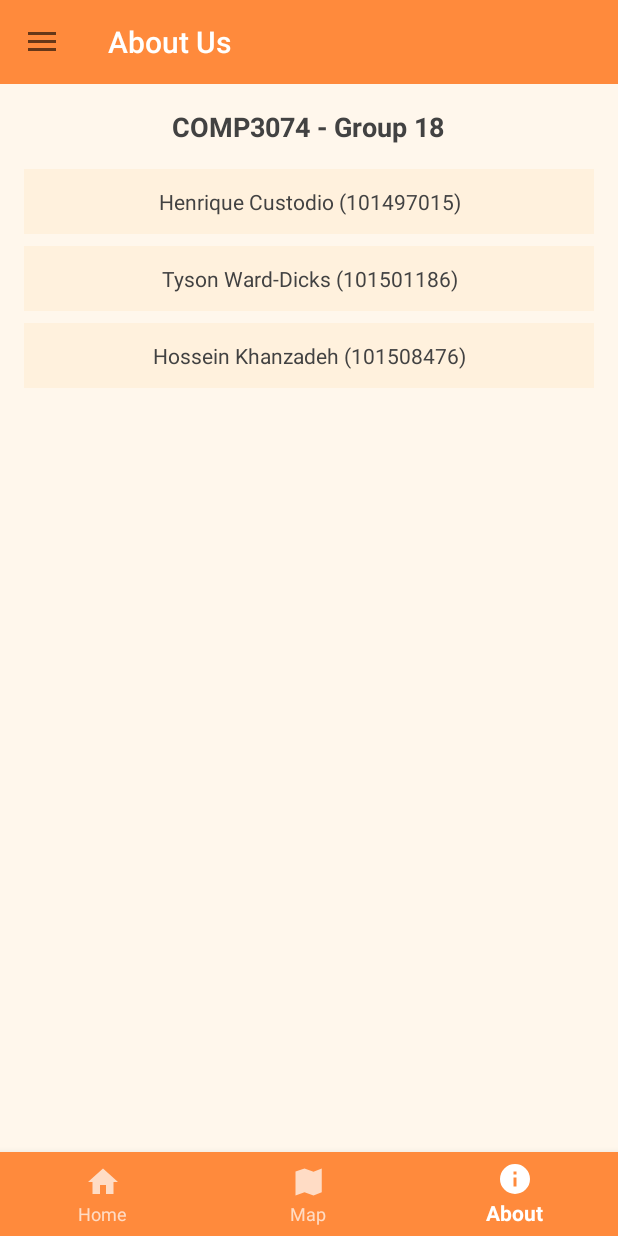
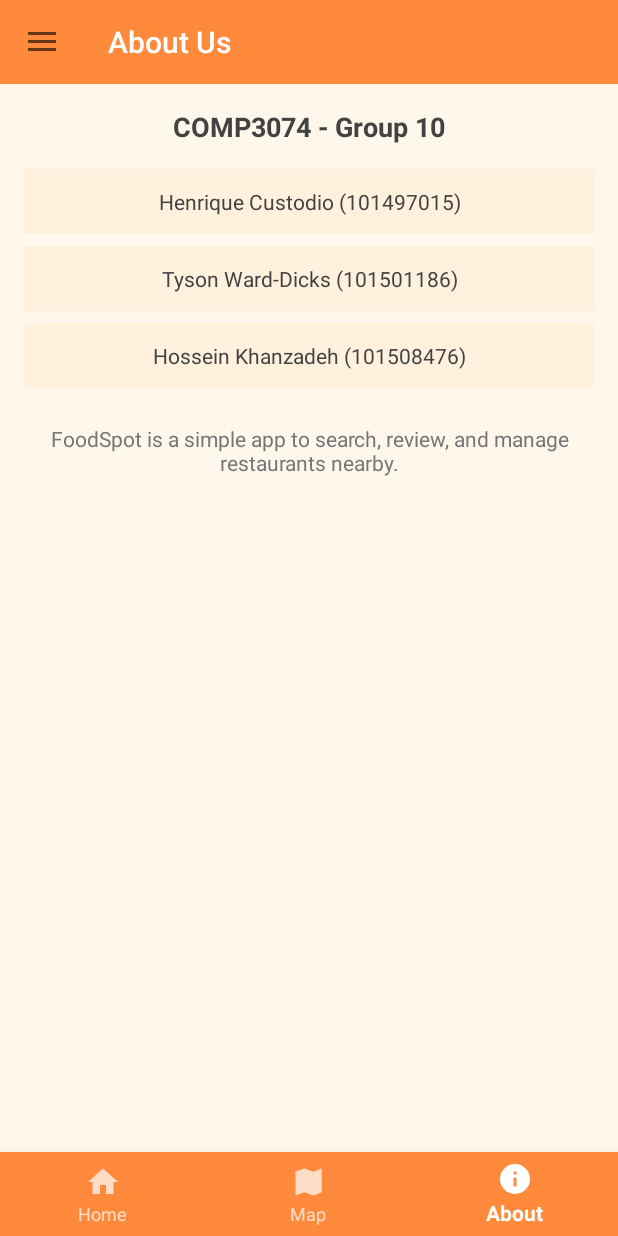
Before and after one commit to 101501186/COMP3074_Group10, an Android app: the AboutActivity screen opened directly, with no data from a screen before it, on a phone screen of 412 x 824 dp. Run offline under Robolectric (Android 15) with nearby library versions, the phone set to English and light mode, and no system bars.

Commit message:
Added a small project description and fixed group number inside the about me page

```diff
--- a/foodspot/app/src/main/res/layout/activity_about.xml
+++ b/foodspot/app/src/main/res/layout/activity_about.xml
@@ -29,7 +29,7 @@
             <TextView
                 android:layout_width="wrap_content"
                 android:layout_height="wrap_content"
-                android:text="COMP3074 - Group 18"
+                android:text="COMP3074 - Group 10"
                 android:textStyle="bold"
                 android:textSize="18sp"
                 android:textColor="@color/text_primary" />
@@ -66,6 +66,18 @@
                 android:layout_marginTop="8dp"
                 android:background="@color/orange_light"
                 android:textColor="@color/text_primary" />
+
+            <TextView
+                android:id="@+id/textAppDescription"
+                android:layout_width="match_parent"
+                android:layout_height="wrap_content"
+                android:text="FoodSpot is a simple app to search, review, and manage restaurants nearby."
+                android:textColor="@color/text_secondary"
+                android:textSize="14sp"
+                android:gravity="center"
+                android:layout_marginTop="24dp"
+                android:layout_marginBottom="16dp" />
+
         </LinearLayout>
 
         <com.google.android.material.bottomnavigation.BottomNavigationView
```
